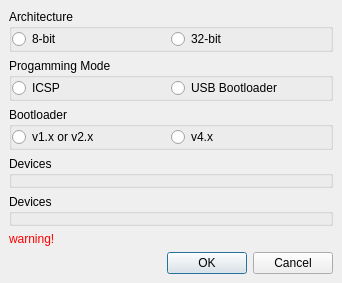
The window that qtgui/frames/board_config.ui (PinguinoIDE/pinguino-ide) describes before a commit, drawn with Qt 5.
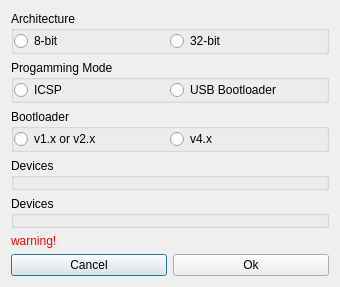
The same window after the commit. Icons and pictures are not drawn.

What changed in the file:
```diff
--- a/qtgui/frames/board_config.ui
+++ b/qtgui/frames/board_config.ui
@@ -1,25 +1,20 @@
 <?xml version="1.0" encoding="UTF-8"?>
 <ui version="4.0">
  <class>BoardConfig</class>
- <widget class="QMainWindow" name="BoardConfig">
+ <widget class="QDialog" name="BoardConfig">
   <property name="geometry">
    <rect>
     <x>0</x>
     <y>0</y>
-    <width>342</width>
-    <height>272</height>
+    <width>336</width>
+    <height>274</height>
    </rect>
   </property>
   <property name="windowTitle">
    <string notr="true">Board Config</string>
   </property>
-  <property name="windowIcon">
-   <iconset resource="../resources/resources.qrc">
-    <normaloff>:/logo/art/windowIcon.svg</normaloff>:/logo/art/windowIcon.svg</iconset>
-  </property>
-  <widget class="QWidget" name="centralwidget">
    <layout class="QGridLayout" name="gridLayout_5">
-    <item row="0" column="0" colspan="2">
+   <item row="0" column="0">
      <widget class="QGroupBox" name="groupBox_arch">
       <property name="autoFillBackground">
        <bool>false</bool>
@@ -60,7 +55,82 @@
       </layout>
      </widget>
     </item>
-    <item row="2" column="0" colspan="2">
+   <item row="6" column="0">
+    <spacer name="verticalSpacer">
+     <property name="orientation">
+      <enum>Qt::Vertical</enum>
+     </property>
+     <property name="sizeHint" stdset="0">
+      <size>
+       <width>318</width>
+       <height>11</height>
+      </size>
+     </property>
+    </spacer>
+   </item>
+   <item row="3" column="0">
+    <widget class="QGroupBox" name="groupBox_devices_8">
+     <property name="title">
+      <string>Devices</string>
+     </property>
+     <layout class="QGridLayout" name="gridLayout_4">
+      <property name="leftMargin">
+       <number>0</number>
+      </property>
+      <property name="rightMargin">
+       <number>0</number>
+      </property>
+      <property name="bottomMargin">
+       <number>0</number>
+      </property>
+      <property name="spacing">
+       <number>0</number>
+      </property>
+      <item row="0" column="0">
+       <layout class="QGridLayout" name="gridLayout_device_8"/>
+      </item>
+     </layout>
+    </widget>
+   </item>
+   <item row="1" column="0">
+    <widget class="QGroupBox" name="groupBox_mode">
+     <property name="title">
+      <string>Progamming Mode</string>
+     </property>
+     <layout class="QGridLayout" name="gridLayout_2">
+      <property name="leftMargin">
+       <number>0</number>
+      </property>
+      <property name="topMargin">
+       <number>0</number>
+      </property>
+      <property name="rightMargin">
+       <number>0</number>
+      </property>
+      <property name="bottomMargin">
+       <number>0</number>
+      </property>
+      <property name="spacing">
+       <number>0</number>
+      </property>
+      <item row="0" column="0">
+       <widget class="QRadioButton" name="radioButton_mode_icsp">
+        <property name="text">
+         <string notr="true">ICSP</string>
+        </property>
+       </widget>
+      </item>
+      <item row="0" column="1">
+       <widget class="QRadioButton" name="radioButton_mode_bootloader">
+        <property name="text">
+         <string>USB Bootloader</string>
+        </property>
+       </widget>
+      </item>
+     </layout>
+    </widget>
+   </item>
+   <item row="2" column="0">
      <widget class="QGroupBox" name="groupBox_bootloader">
       <property name="title">
        <string>Bootloader</string>
@@ -98,12 +168,12 @@
       </layout>
      </widget>
     </item>
-    <item row="3" column="0" colspan="2">
-     <widget class="QGroupBox" name="groupBox_devices_8">
+   <item row="4" column="0">
+    <widget class="QGroupBox" name="groupBox_devices_32">
       <property name="title">
        <string>Devices</string>
       </property>
-      <layout class="QGridLayout" name="gridLayout_4">
+     <layout class="QGridLayout" name="gridLayout_7">
        <property name="leftMargin">
         <number>0</number>
        </property>
@@ -122,7 +192,25 @@
       </layout>
      </widget>
     </item>
-    <item row="7" column="0" colspan="2">
+   <item row="8" column="0">
+    <layout class="QGridLayout" name="gridLayout_6">
+     <item row="0" column="0">
+      <widget class="QPushButton" name="pushButton_cancel">
+       <property name="text">
+        <string>Cancel</string>
+       </property>
+      </widget>
+     </item>
+     <item row="0" column="1">
+      <widget class="QPushButton" name="pushButton_ok">
+       <property name="text">
+        <string>Ok</string>
+       </property>
+      </widget>
+     </item>
+    </layout>
+   </item>
+   <item row="7" column="0">
      <widget class="QLabel" name="label_warning">
       <property name="styleSheet">
        <string notr="true">color: rgb(255, 0, 0);</string>
@@ -132,93 +220,8 @@
       </property>
      </widget>
     </item>
-    <item row="4" column="0" colspan="2">
-     <widget class="QGroupBox" name="groupBox_devices_32">
-      <property name="title">
-       <string>Devices</string>
-      </property>
-      <layout class="QGridLayout" name="gridLayout_7">
-       <property name="leftMargin">
-        <number>0</number>
-       </property>
-       <property name="rightMargin">
-        <number>0</number>
-       </property>
-       <property name="bottomMargin">
-        <number>0</number>
-       </property>
-       <property name="spacing">
-        <number>0</number>
-       </property>
-       <item row="0" column="0">
-        <layout class="QGridLayout" name="gridLayout_device_32"/>
-       </item>
-      </layout>
-     </widget>
-    </item>
-    <item row="8" column="0" colspan="2">
-     <widget class="QDialogButtonBox" name="buttonBox">
-      <property name="standardButtons">
-       <set>QDialogButtonBox::Cancel|QDialogButtonBox::Ok</set>
-      </property>
-     </widget>
-    </item>
-    <item row="1" column="0" colspan="2">
-     <widget class="QGroupBox" name="groupBox_mode">
-      <property name="title">
-       <string>Progamming Mode</string>
-      </property>
-      <layout class="QGridLayout" name="gridLayout_2">
-       <property name="leftMargin">
-        <number>0</number>
-       </property>
-       <property name="topMargin">
-        <number>0</number>
-       </property>
-       <property name="rightMargin">
-        <number>0</number>
-       </property>
-       <property name="bottomMargin">
-        <number>0</number>
-       </property>
-       <property name="spacing">
-        <number>0</number>
-       </property>
-       <item row="0" column="0">
-        <widget class="QRadioButton" name="radioButton_mode_icsp">
-         <property name="text">
-          <string notr="true">ICSP</string>
-         </property>
-        </widget>
-       </item>
-       <item row="0" column="1">
-        <widget class="QRadioButton" name="radioButton_mode_bootloader">
-         <property name="text">
-          <string>USB Bootloader</string>
-         </property>
-        </widget>
-       </item>
-      </layout>
-     </widget>
-    </item>
-    <item row="6" column="0">
-     <spacer name="verticalSpacer">
-      <property name="orientation">
-       <enum>Qt::Vertical</enum>
-      </property>
-      <property name="sizeHint" stdset="0">
-       <size>
-        <width>318</width>
-        <height>2</height>
-       </size>
-      </property>
-     </spacer>
-    </item>
-   </layout>
-  </widget>
- </widget>
- <resources>
-  <include location="../resources/resources.qrc"/>
- </resources>
+  </layout>
+ </widget>
+ <resources/>
  <connections/>
 </ui>
```
Left out of the diff: 4 changed lines with no effect on the pictures. Lines whose indentation alone changed are shown as unchanged.
